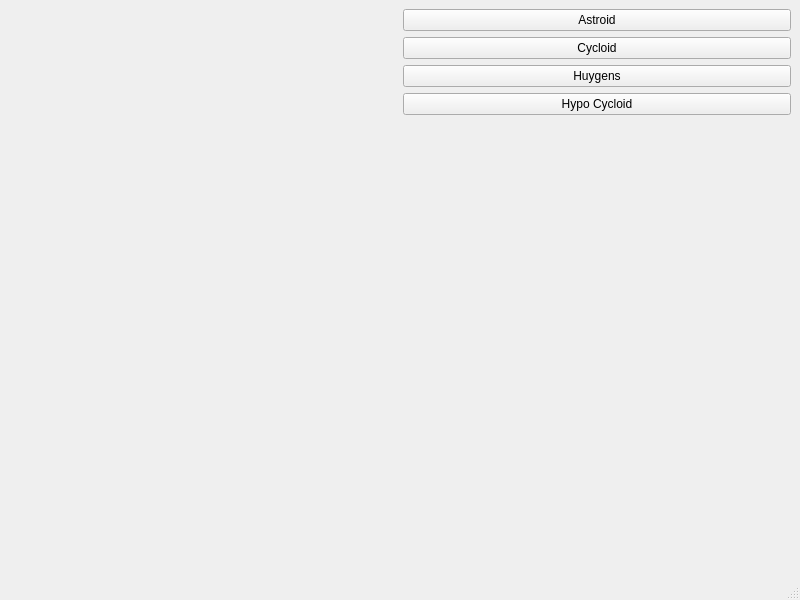
The window that 2D_graphics_app/mainwindow.ui (AbhinavA10/Qt-prototypes) describes before a commit, drawn with Qt 5.
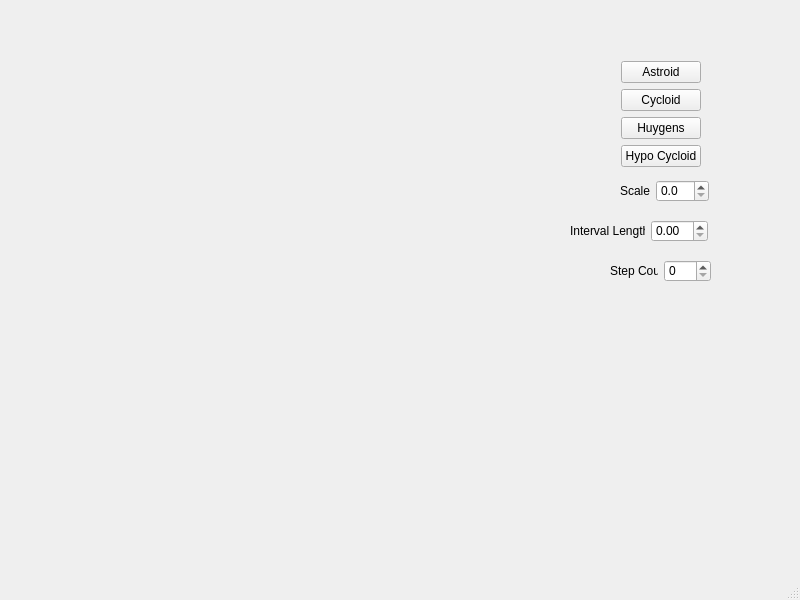
The same window after the commit. Custom widgets are drawn as their Qt base class.

```diff
--- a/2D_graphics_app/mainwindow.ui
+++ b/2D_graphics_app/mainwindow.ui
@@ -14,60 +14,148 @@
    <string>MainWindow</string>
   </property>
   <widget class="QWidget" name="centralwidget">
-   <layout class="QGridLayout" name="gridLayout">
-    <item row="0" column="0">
-     <layout class="QHBoxLayout" name="horizontalLayout">
-      <item>
-       <widget class="RenderArea" name="renderArea" native="true"/>
-      </item>
-      <item>
-       <layout class="QVBoxLayout" name="verticalLayout">
-        <item>
+   <widget class="RenderArea" name="renderArea" native="true">
+    <property name="geometry">
+     <rect>
+      <x>30</x>
+      <y>80</y>
+      <width>421</width>
+      <height>341</height>
+     </rect>
+    </property>
+   </widget>
          <widget class="QPushButton" name="btnAstroid">
+    <property name="geometry">
+     <rect>
+      <x>621</x>
+      <y>61</y>
+      <width>80</width>
+      <height>22</height>
+     </rect>
+    </property>
           <property name="text">
            <string>Astroid</string>
           </property>
          </widget>
-        </item>
-        <item>
          <widget class="QPushButton" name="btnCycloid">
+    <property name="geometry">
+     <rect>
+      <x>621</x>
+      <y>89</y>
+      <width>80</width>
+      <height>22</height>
+     </rect>
+    </property>
           <property name="text">
            <string>Cycloid</string>
           </property>
          </widget>
-        </item>
-        <item>
          <widget class="QPushButton" name="btnHuygens">
+    <property name="geometry">
+     <rect>
+      <x>621</x>
+      <y>117</y>
+      <width>80</width>
+      <height>22</height>
+     </rect>
+    </property>
           <property name="text">
            <string>Huygens</string>
           </property>
          </widget>
-        </item>
-        <item>
          <widget class="QPushButton" name="btnHypo">
+    <property name="geometry">
+     <rect>
+      <x>621</x>
+      <y>145</y>
+      <width>80</width>
+      <height>22</height>
+     </rect>
+    </property>
           <property name="text">
            <string>Hypo Cycloid</string>
           </property>
          </widget>
+   <widget class="QWidget" name="layoutWidget">
+    <property name="geometry">
+     <rect>
+      <x>620</x>
+      <y>180</y>
+      <width>89</width>
+      <height>22</height>
+     </rect>
+    </property>
+    <layout class="QHBoxLayout" name="horizontalLayout">
+     <item>
+      <widget class="QLabel" name="label">
+       <property name="text">
+        <string>Scale</string>
+       </property>
+      </widget>
         </item>
         <item>
-         <spacer name="verticalSpacer">
-          <property name="orientation">
-           <enum>Qt::Vertical</enum>
-          </property>
-          <property name="sizeHint" stdset="0">
-           <size>
-            <width>20</width>
-            <height>40</height>
-           </size>
-          </property>
-         </spacer>
-        </item>
-       </layout>
-      </item>
-     </layout>
-    </item>
-   </layout>
+      <widget class="QDoubleSpinBox" name="spinScale">
+       <property name="decimals">
+        <number>1</number>
+       </property>
+       <property name="singleStep">
+        <double>0.100000000000000</double>
+       </property>
+      </widget>
+     </item>
+    </layout>
+   </widget>
+   <widget class="QWidget" name="layoutWidget">
+    <property name="geometry">
+     <rect>
+      <x>570</x>
+      <y>220</y>
+      <width>138</width>
+      <height>22</height>
+     </rect>
+    </property>
+    <layout class="QHBoxLayout" name="horizontalLayout_2">
+     <item>
+      <widget class="QLabel" name="label_2">
+       <property name="text">
+        <string>Interval Length</string>
+       </property>
+      </widget>
+     </item>
+     <item>
+      <widget class="QDoubleSpinBox" name="spinInterval"/>
+     </item>
+    </layout>
+   </widget>
+   <widget class="QWidget" name="">
+    <property name="geometry">
+     <rect>
+      <x>610</x>
+      <y>260</y>
+      <width>101</width>
+      <height>22</height>
+     </rect>
+    </property>
+    <layout class="QHBoxLayout" name="horizontalLayout_3">
+     <item>
+      <widget class="QLabel" name="label_3">
+       <property name="text">
+        <string>Step Count</string>
+       </property>
+      </widget>
+     </item>
+     <item>
+      <widget class="QSpinBox" name="spinCount">
+       <property name="maximum">
+        <number>512</number>
+       </property>
+       <property name="singleStep">
+        <number>8</number>
+       </property>
+      </widget>
+     </item>
+    </layout>
+   </widget>
   </widget>
   <widget class="QStatusBar" name="statusbar"/>
  </widget>
```
Lines whose indentation alone changed are shown as unchanged.
